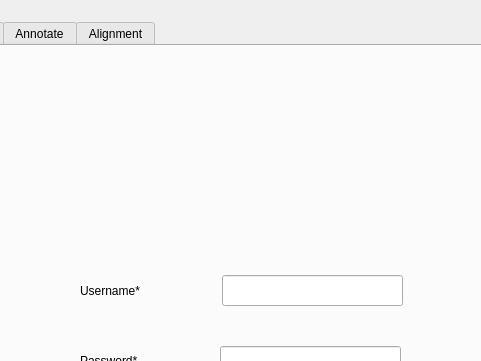
First picture: the form in DesktopApp/desktopapp.ui, repository michaelfong2017/landmark-annotator-desktop, before the edit; both pictures show x 292 to 773 and y 0 to 361 of the 1268 by 911 pixel window.
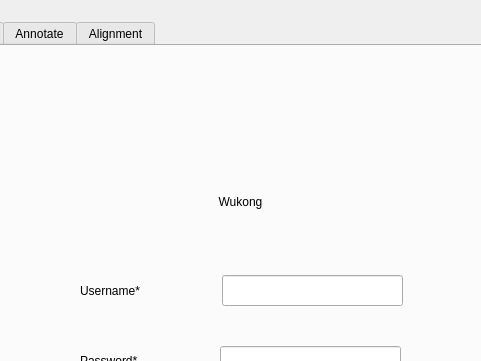
Second picture: the form after the edit.

Commit message: 1. App name "Wukong". 2. Use landmarks from server, fallback value is 0. 3. Confirm button UI to get the latest modified landmarks in the 1280x720 scale. 4. Build the aiOriginResult string by forcing the float number at 1 decimal place, e.g., 170.0. 5. Sleeping 2 seconds is sometimes not enough, changed to 3 seconds.

Patch:
```diff
--- a/DesktopApp/desktopapp.ui
+++ b/DesktopApp/desktopapp.ui
@@ -100,6 +100,25 @@
       </rect>
      </property>
     </widget>
+    <widget class="QLabel" name="label_2">
+     <property name="geometry">
+      <rect>
+       <x>340</x>
+       <y>130</y>
+       <width>321</width>
+       <height>51</height>
+      </rect>
+     </property>
+     <property name="styleSheet">
+      <string notr="true">font: 75 28pt &quot;MS Shell Dlg 2&quot;;</string>
+     </property>
+     <property name="text">
+      <string>Wukong</string>
+     </property>
+     <property name="alignment">
+      <set>Qt::AlignCenter</set>
+     </property>
+    </widget>
    </widget>
    <widget class="QWidget" name="patientListTab">
     <attribute name="title">
```
Left out of the diff: 18 changed lines with no effect on the pictures. The commit also changes 2 other files.
